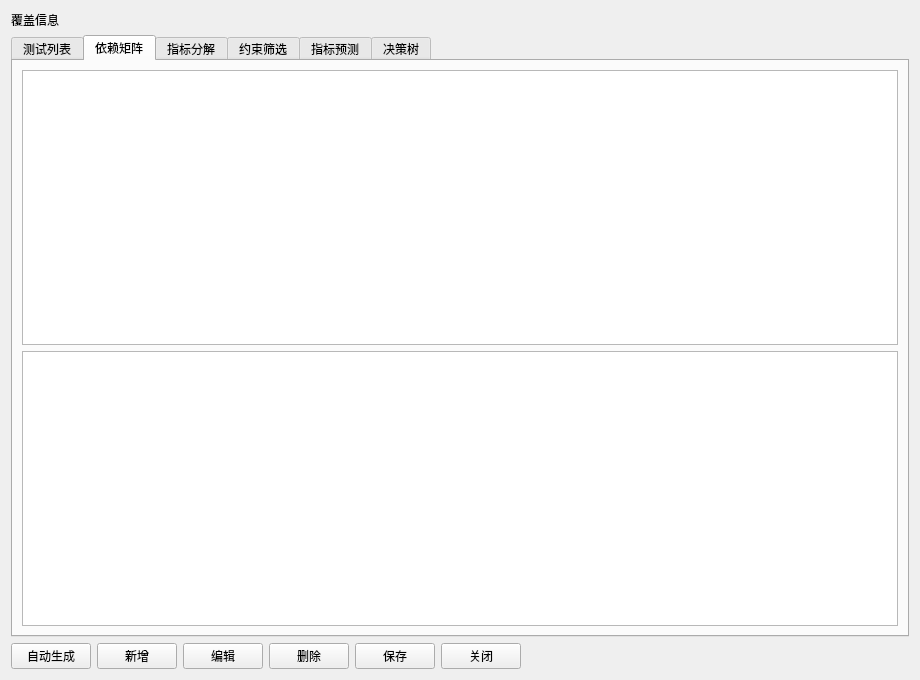
lushisong/T-Designer, file widget/testmanagementdialog.ui: the form before one commit.
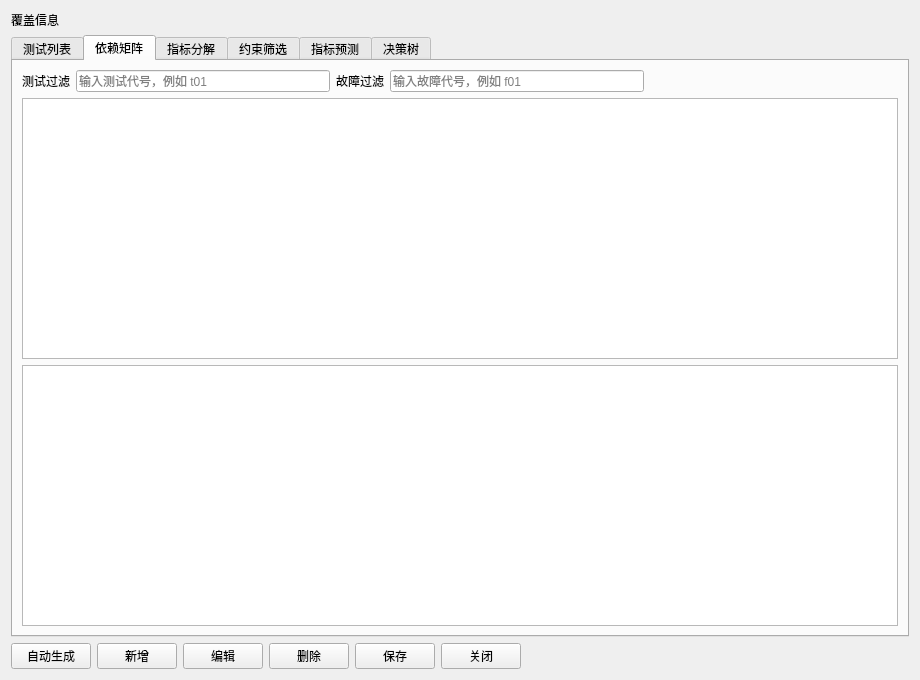
The form after the commit. The open tabs and pages were chosen to show the change.

What changed in the file:
```diff
--- a/widget/testmanagementdialog.ui
+++ b/widget/testmanagementdialog.ui
@@ -59,13 +59,61 @@
       </attribute>
       <layout class="QVBoxLayout" name="verticalLayoutMatrix">
        <item>
-        <widget class="QTableWidget" name="tableMatrix">
+        <layout class="QHBoxLayout" name="layoutMatrixFilter">
+         <item>
+          <widget class="QLabel" name="labelFilterTest">
+           <property name="text">
+            <string>测试过滤</string>
+           </property>
+          </widget>
+         </item>
+         <item>
+          <widget class="QLineEdit" name="editFilterTest">
+           <property name="placeholderText">
+            <string>输入测试代号，例如 t01</string>
+           </property>
+          </widget>
+         </item>
+         <item>
+          <widget class="QLabel" name="labelFilterFault">
+           <property name="text">
+            <string>故障过滤</string>
+           </property>
+          </widget>
+         </item>
+         <item>
+          <widget class="QLineEdit" name="editFilterFault">
+           <property name="placeholderText">
+            <string>输入故障代号，例如 f01</string>
+           </property>
+          </widget>
+         </item>
+         <item>
+          <spacer name="horizontalSpacerMatrix">
+           <property name="orientation">
+            <enum>Qt::Horizontal</enum>
+           </property>
+           <property name="sizeHint" stdset="0">
+            <size>
+             <width>40</width>
+             <height>20</height>
+            </size>
+           </property>
+          </spacer>
+         </item>
+        </layout>
+       </item>
+       <item>
+        <widget class="QTableView" name="viewMatrix">
          <property name="selectionBehavior">
           <enum>QAbstractItemView::SelectRows</enum>
          </property>
          <property name="editTriggers">
           <set>QAbstractItemView::NoEditTriggers</set>
          </property>
+         <property name="alternatingRowColors">
+          <bool>true</bool>
+         </property>
         </widget>
        </item>
        <item>
```
Left out of the diff: 5 changed lines with no effect on the pictures.
